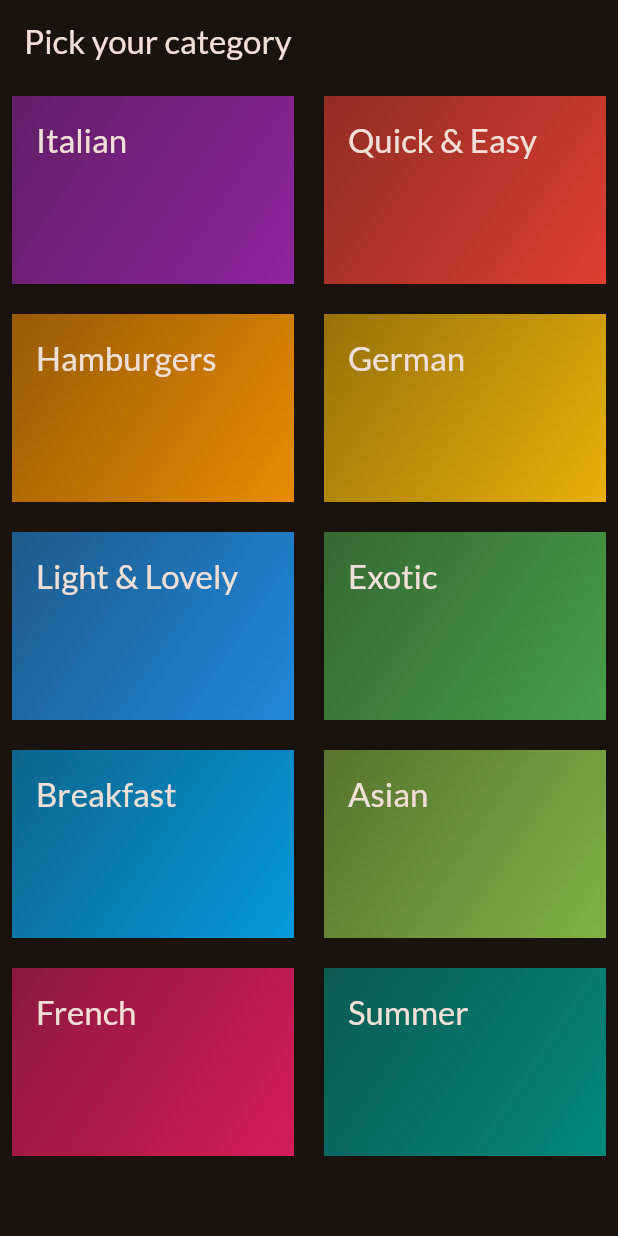
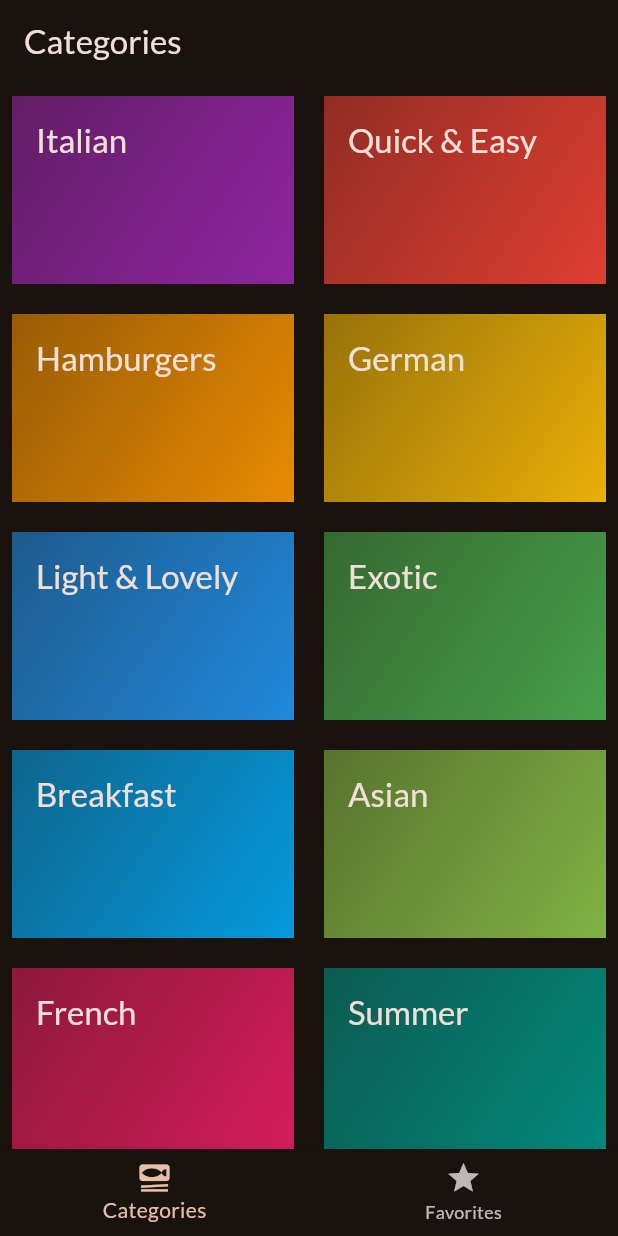
Before and after one commit to manthan-chauhan-17/Meals-App, a Flutter app: the screen it shows after launch, on a phone screen of 412 x 824 dp. Run offline on Flutter 3.47's test engine with Material 3 defaults, Android fonts, the phone set to English and light mode, and no system bars; our stand-ins replace google_fonts, transparent_image.

```diff
--- a/lib/main.dart
+++ b/lib/main.dart
@@ -1,7 +1,6 @@
 import 'package:flutter/material.dart';
-
 import 'package:google_fonts/google_fonts.dart';
-import 'package:meals_app/screens/categories_screen.dart';
+import 'package:meals_app/screens/tabs_screen.dart';
 
 final theme = ThemeData(
   useMaterial3: true,
@@ -22,7 +21,7 @@ class MyApp extends StatelessWidget {
   Widget build(BuildContext context) {
     return MaterialApp(
       theme: theme,
-      home: const CategoriesScreen(),
+      home: const TabsScreen(),
     );
   }
 }
--- a/lib/screens/categories_screen.dart
+++ b/lib/screens/categories_screen.dart
@@ -1,7 +1,6 @@
 import 'package:flutter/material.dart';
 import 'package:meals_app/data/dummy_data.dart';
 import 'package:meals_app/models/category.dart';
-import 'package:meals_app/models/meal.dart';
 import 'package:meals_app/screens/meals_screen.dart';
 import 'package:meals_app/widgets/category_grid_item.dart';
 
@@ -25,11 +24,7 @@ class CategoriesScreen extends StatelessWidget {
 
   @override
   Widget build(BuildContext context) {
-    return Scaffold(
-      appBar: AppBar(
-        title: const Text("Pick your category"),
-      ),
-      body: GridView(
+    return GridView(
       padding: const EdgeInsets.all(8.0),
       gridDelegate: const SliverGridDelegateWithFixedCrossAxisCount(
         crossAxisCount: 2,
@@ -46,7 +41,6 @@ class CategoriesScreen extends StatelessWidget {
             },
           )
       ],
-      ),
     );
   }
 }
--- a/lib/screens/meals_screen.dart
+++ b/lib/screens/meals_screen.dart
@@ -4,9 +4,9 @@ import 'package:meals_app/screens/meal_detail_screen.dart';
 import 'package:meals_app/widgets/meal_item.dart';
 
 class MealsScreen extends StatelessWidget {
-  const MealsScreen({super.key, required this.title, required this.meals});
+  const MealsScreen({super.key, this.title, required this.meals});
 
-  final String title;
+  final String? title;
   final List<Meal> meals;
 
   void selectMeal(BuildContext context, Meal meal) {
@@ -54,9 +54,13 @@ class MealsScreen extends StatelessWidget {
         ),
       );
     }
+
+    if (title == null) {
+      return content;
+    }
     return Scaffold(
       appBar: AppBar(
-        title: Text(title),
+        title: Text(title!),
       ),
       body: content,
     );
--- /dev/null
+++ b/lib/screens/tabs_screen.dart
@@ -0,0 +1,53 @@
+import 'package:flutter/material.dart';
+import 'package:meals_app/screens/categories_screen.dart';
+import 'package:meals_app/screens/meals_screen.dart';
+
+class TabsScreen extends StatefulWidget {
+  const TabsScreen({super.key});
+
+  @override
+  State<TabsScreen> createState() {
+    return _TabsScreenState();
+  }
+}
+
+class _TabsScreenState extends State<TabsScreen> {
+  int _selectedPageIndex = 0;
+
+  void _selectPage(int index) {
+    setState(() {
+      _selectedPageIndex = index;
+    });
+  }
+
+  @override
+  Widget build(BuildContext context) {
+    Widget activePage = const CategoriesScreen();
+    String activePageTitle = "Categories";
+
+    if (_selectedPageIndex == 1) {
+      activePage = const MealsScreen(meals: []);
+      activePageTitle = "Your Favorites";
+    }
+    return Scaffold(
+      appBar: AppBar(
+        title: Text(activePageTitle),
+      ),
+      body: activePage,
+      bottomNavigationBar: BottomNavigationBar(
+        onTap: _selectPage,
+        currentIndex: _selectedPageIndex,
+        items: const [
+          BottomNavigationBarItem(
+            icon: Icon(Icons.set_meal),
+            label: "Categories",
+          ),
+          BottomNavigationBarItem(
+            icon: Icon(Icons.star),
+            label: "Favorites",
+          ),
+        ],
+      ),
+    );
+  }
+}
--- a/lib/widgets/meal_item.dart
+++ b/lib/widgets/meal_item.dart
@@ -1,6 +1,5 @@
 import 'package:flutter/material.dart';
 import 'package:meals_app/models/meal.dart';
-import 'package:meals_app/screens/meal_detail_screen.dart';
 import 'package:meals_app/widgets/meal_item_trait.dart';
 import 'package:transparent_image/transparent_image.dart';
 
```
Lines whose indentation alone changed are shown as unchanged.
